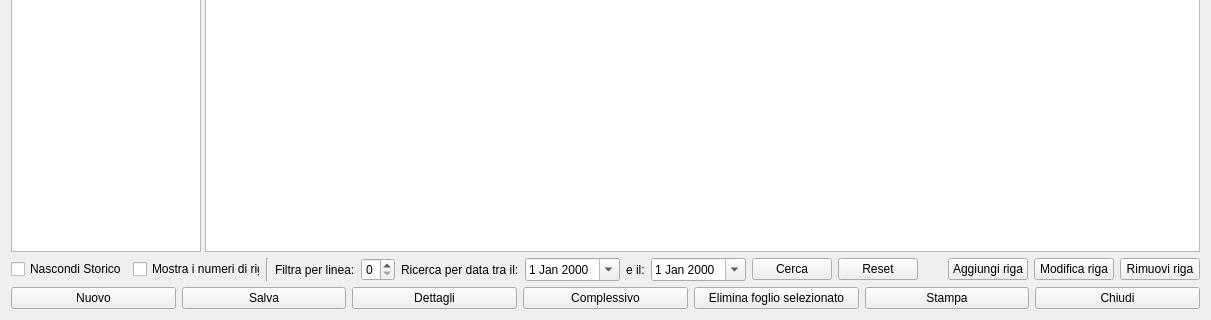
Qt form hworkprogram.ui (fblabs/hamlet-mod-sancon) before a commit; both pictures show x 0 to 1211 and y 318 to 638 of the 1211 by 638 pixel window.
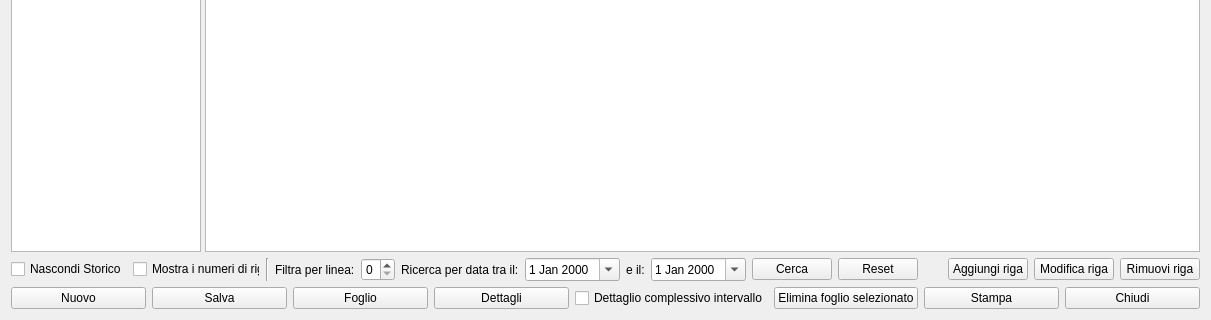
The same form after that commit. Icons and pictures are not drawn.

```diff
--- a/hworkprogram.ui
+++ b/hworkprogram.ui
@@ -417,6 +417,23 @@
        </property>
       </widget>
      </item>
+     <item>
+      <widget class="QPushButton" name="pbSingleSheet">
+       <property name="text">
+        <string>Foglio</string>
+       </property>
+       <property name="icon">
+        <iconset resource="icons.qrc">
+         <normaloff>:/Resources/Text-columns64.png</normaloff>:/Resources/Text-columns64.png</iconset>
+       </property>
+       <property name="iconSize">
+        <size>
+         <width>32</width>
+         <height>32</height>
+        </size>
+       </property>
+      </widget>
+     </item>
      <item>
       <widget class="QPushButton" name="pbDetails">
        <property name="text">
@@ -438,19 +455,9 @@
       </widget>
      </item>
      <item>
-      <widget class="QPushButton" name="pbAll">
+      <widget class="QCheckBox" name="cbAll">
        <property name="text">
-        <string>Complessivo</string>
-       </property>
-       <property name="icon">
-        <iconset resource="icons.qrc">
-         <normaloff>:/Resources/modlots.png</normaloff>:/Resources/modlots.png</iconset>
-       </property>
-       <property name="iconSize">
-        <size>
-         <width>32</width>
-         <height>32</height>
-        </size>
+        <string>Dettaglio complessivo intervallo</string>
        </property>
       </widget>
      </item>
```
